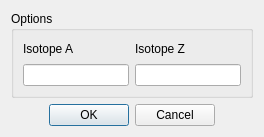
Before: the Qt Designer form w_Isomer/d_TransmissionCalc.ui in LISEcute/IsomerAPI, drawn with Qt 5.
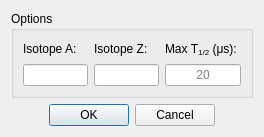
After: the same form once the commit is applied.

Patch:
```diff
--- a/w_Isomer/d_TransmissionCalc.ui
+++ b/w_Isomer/d_TransmissionCalc.ui
@@ -29,14 +29,32 @@
       <item row="0" column="2">
        <widget class="QLabel" name="label_2">
         <property name="text">
-         <string>Isotope Z</string>
+         <string>Isotope Z:</string>
         </property>
        </widget>
       </item>
       <item row="0" column="1">
        <widget class="QLabel" name="label">
         <property name="text">
-         <string>Isotope A</string>
+         <string>Isotope A:</string>
+        </property>
+       </widget>
+      </item>
+      <item row="1" column="3">
+       <widget class="QLineEdit" name="le_T12">
+        <property name="alignment">
+         <set>Qt::AlignmentFlag::AlignCenter</set>
+        </property>
+        <property name="placeholderText">
+         <string>20</string>
+        </property>
+       </widget>
+      </item>
+      <item row="0" column="3">
+       <widget class="QLabel" name="label_3">
+        <property name="text">
+         <string>Max T&lt;span style=&quot; vertical-align:sub;&quot;&gt;1/2&lt;/span&gt; (μs):
+</string>
         </property>
        </widget>
       </item>
```
Left out of the diff: 6 changed lines with no effect on the pictures.
